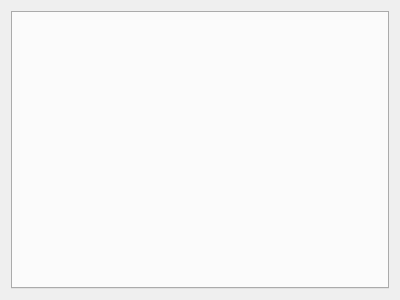
Above: ui/ui_category.ui from tonquer/JMComic-qt before the change. Below: the same form after it.
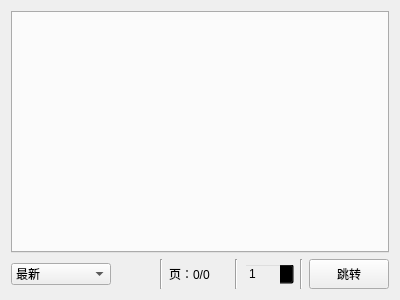
That is the form after the change.

Diff of the .ui file:
```diff
--- a/ui/ui_category.ui
+++ b/ui/ui_category.ui
@@ -17,6 +17,149 @@
    <item>
     <widget class="QTabWidget" name="tabWidget"/>
    </item>
+   <item>
+    <layout class="QHBoxLayout" name="horizontalLayout">
+     <item>
+      <widget class="QComboBox" name="sortCombox">
+       <property name="enabled">
+        <bool>true</bool>
+       </property>
+       <property name="minimumSize">
+        <size>
+         <width>100</width>
+         <height>0</height>
+        </size>
+       </property>
+       <item>
+        <property name="text">
+         <string>最新</string>
+        </property>
+       </item>
+       <item>
+        <property name="text">
+         <string>总排行</string>
+        </property>
+       </item>
+       <item>
+        <property name="text">
+         <string>月排行</string>
+        </property>
+       </item>
+       <item>
+        <property name="text">
+         <string>周排行</string>
+        </property>
+       </item>
+       <item>
+        <property name="text">
+         <string>日排行</string>
+        </property>
+       </item>
+       <item>
+        <property name="text">
+         <string>最多图片</string>
+        </property>
+       </item>
+       <item>
+        <property name="text">
+         <string>最多爱心</string>
+        </property>
+       </item>
+      </widget>
+     </item>
+     <item>
+      <spacer name="horizontalSpacer_2">
+       <property name="orientation">
+        <enum>Qt::Horizontal</enum>
+       </property>
+       <property name="sizeHint" stdset="0">
+        <size>
+         <width>40</width>
+         <height>20</height>
+        </size>
+       </property>
+      </spacer>
+     </item>
+     <item>
+      <widget class="Line" name="line_4">
+       <property name="orientation">
+        <enum>Qt::Vertical</enum>
+       </property>
+      </widget>
+     </item>
+     <item>
+      <widget class="QLabel" name="label">
+       <property name="minimumSize">
+        <size>
+         <width>60</width>
+         <height>30</height>
+        </size>
+       </property>
+       <property name="maximumSize">
+        <size>
+         <width>16777215</width>
+         <height>30</height>
+        </size>
+       </property>
+       <property name="text">
+        <string>页：0/0</string>
+       </property>
+      </widget>
+     </item>
+     <item>
+      <widget class="Line" name="line_5">
+       <property name="orientation">
+        <enum>Qt::Vertical</enum>
+       </property>
+      </widget>
+     </item>
+     <item>
+      <widget class="QSpinBox" name="spinBox">
+       <property name="minimumSize">
+        <size>
+         <width>50</width>
+         <height>0</height>
+        </size>
+       </property>
+       <property name="styleSheet">
+        <string notr="true">background-color:transparent;</string>
+       </property>
+       <property name="minimum">
+        <number>1</number>
+       </property>
+       <property name="maximum">
+        <number>1</number>
+       </property>
+      </widget>
+     </item>
+     <item>
+      <widget class="Line" name="line_6">
+       <property name="orientation">
+        <enum>Qt::Vertical</enum>
+       </property>
+      </widget>
+     </item>
+     <item>
+      <widget class="QPushButton" name="jumpPage">
+       <property name="minimumSize">
+        <size>
+         <width>60</width>
+         <height>30</height>
+        </size>
+       </property>
+       <property name="maximumSize">
+        <size>
+         <width>16777215</width>
+         <height>30</height>
+        </size>
+       </property>
+       <property name="text">
+        <string>跳转</string>
+       </property>
+      </widget>
+     </item>
+    </layout>
+   </item>
   </layout>
  </widget>
  <resources/>
```
